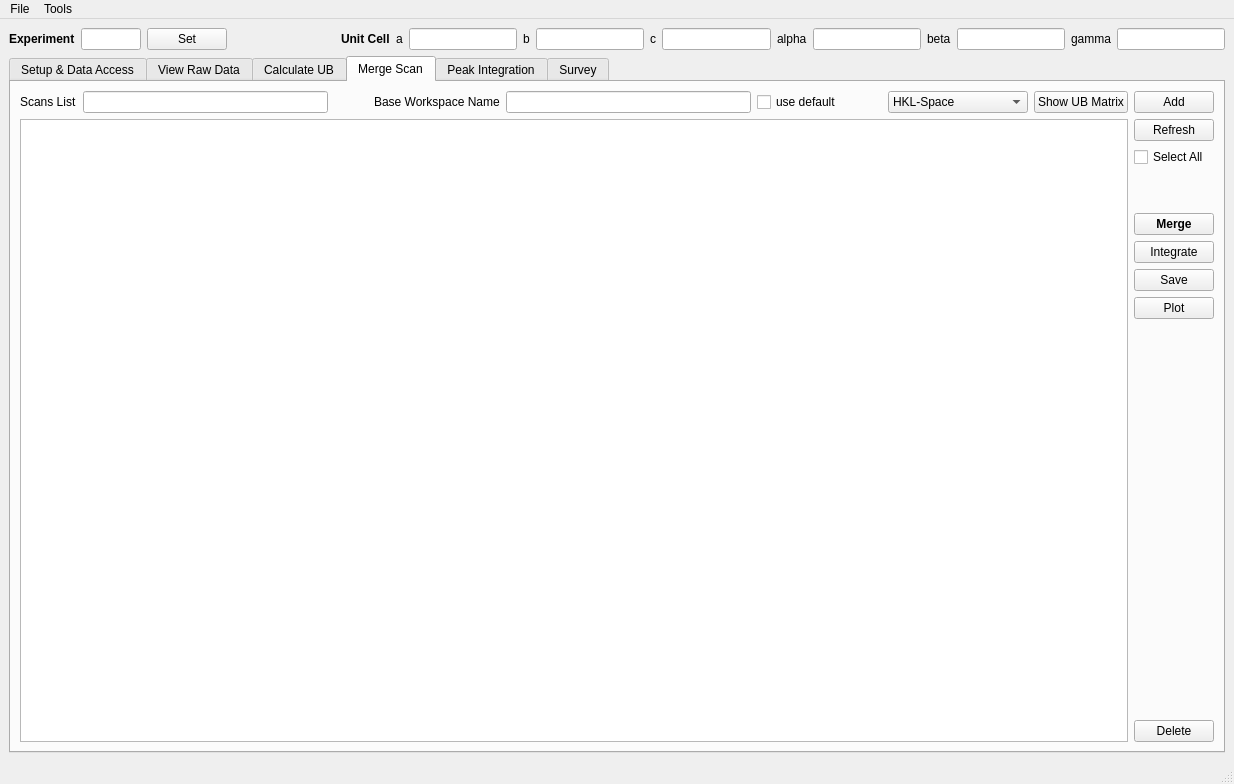
The window that scripts/HFIR_4Circle_Reduction/MainWindow.ui (mantidproject/mantid) describes before a commit, drawn with Qt 5.
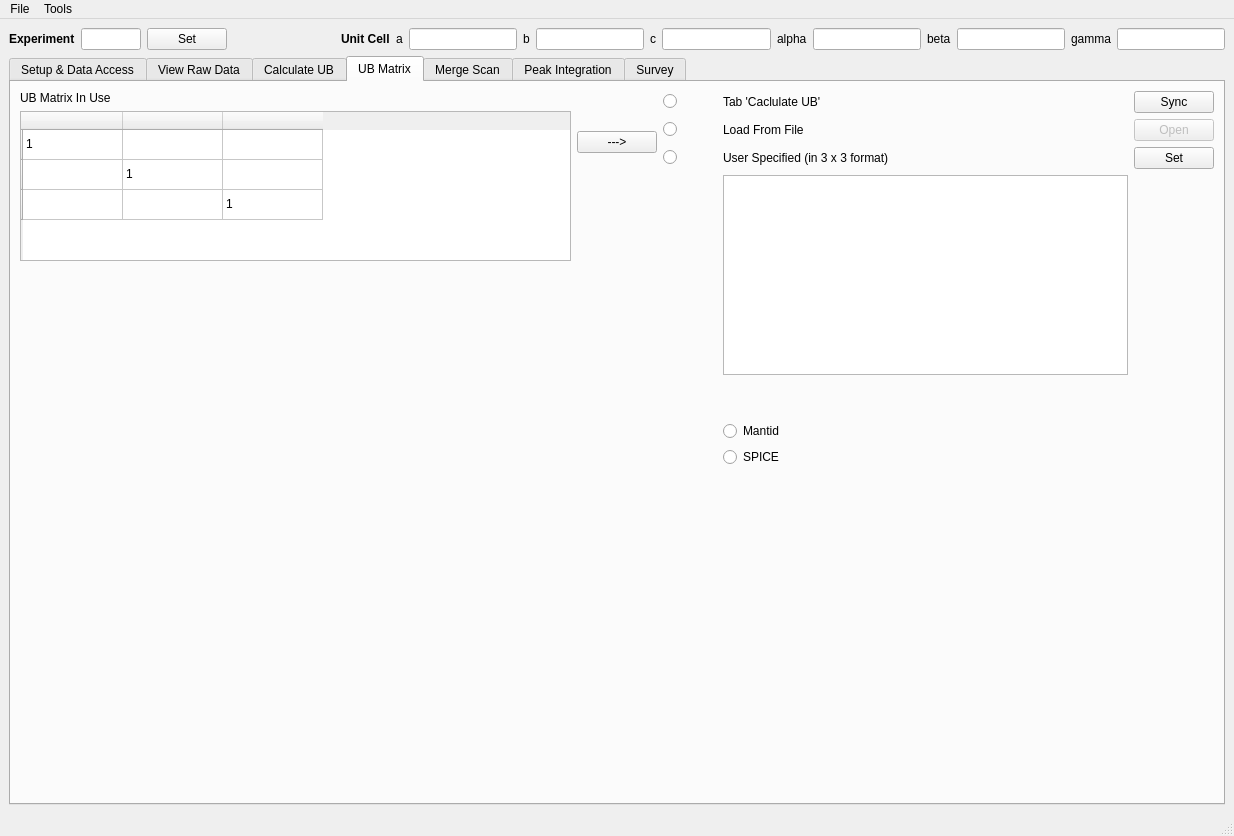
The same window after the commit. The open tabs and pages were chosen to show the change. Custom widgets are drawn as their Qt base class.

Commit message: Refs #14366 and #14031. Improved merging scans and peak integration.

Patch:
```diff
--- a/scripts/HFIR_4Circle_Reduction/MainWindow.ui
+++ b/scripts/HFIR_4Circle_Reduction/MainWindow.ui
@@ -7,7 +7,7 @@
     <x>0</x>
     <y>0</y>
     <width>1234</width>
-    <height>784</height>
+    <height>836</height>
    </rect>
   </property>
   <property name="windowTitle">
@@ -1862,6 +1862,325 @@
             </item>
            </layout>
           </widget>
+          <widget class="QWidget" name="tab_5">
+           <attribute name="title">
+            <string>UB Matrix</string>
+           </attribute>
+           <layout class="QHBoxLayout" name="horizontalLayout_2">
+            <item>
+             <layout class="QVBoxLayout" name="verticalLayout_14">
+              <item>
+               <widget class="QLabel" name="label_3">
+                <property name="text">
+                 <string>UB Matrix In Use</string>
+                </property>
+               </widget>
+              </item>
+              <item>
+               <widget class="UBMatrixTable" name="tableWidget_ubInUse">
+                <property name="sizePolicy">
+                 <sizepolicy hsizetype="Expanding" vsizetype="Expanding">
+                  <horstretch>0</horstretch>
+                  <verstretch>0</verstretch>
+                 </sizepolicy>
+                </property>
+                <property name="maximumSize">
+                 <size>
+                  <width>16777215</width>
+                  <height>150</height>
+                 </size>
+                </property>
+                <row>
+                 <property name="text">
+                  <string/>
+                 </property>
+                </row>
+                <row>
+                 <property name="text">
+                  <string/>
+                 </property>
+                </row>
+                <row>
+                 <property name="text">
+                  <string/>
+                 </property>
+                </row>
+                <column>
+                 <property name="text">
+                  <string/>
+                 </property>
+                </column>
+                <column>
+                 <property name="text">
+                  <string/>
+                 </property>
+                </column>
+                <column>
+                 <property name="text">
+                  <string/>
+                 </property>
+                </column>
+                <item row="0" column="0">
+                 <property name="text">
+                  <string>1</string>
+                 </property>
+                </item>
+                <item row="1" column="1">
+                 <property name="text">
+                  <string>1</string>
+                 </property>
+                </item>
+                <item row="2" column="2">
+                 <property name="text">
+                  <string>1</string>
+                 </property>
+                </item>
+               </widget>
+              </item>
+              <item>
+               <spacer name="verticalSpacer_14">
+                <property name="orientation">
+                 <enum>Qt::Vertical</enum>
+                </property>
+                <property name="sizeType">
+                 <enum>QSizePolicy::Preferred</enum>
+                </property>
+                <property name="sizeHint" stdset="0">
+                 <size>
+                  <width>20</width>
+                  <height>40</height>
+                 </size>
+                </property>
+               </spacer>
+              </item>
+              <item>
+               <spacer name="verticalSpacer_17">
+                <property name="orientation">
+                 <enum>Qt::Vertical</enum>
+                </property>
+                <property name="sizeHint" stdset="0">
+                 <size>
+                  <width>20</width>
+                  <height>40</height>
+                 </size>
+                </property>
+               </spacer>
+              </item>
+             </layout>
+            </item>
+            <item>
+             <layout class="QVBoxLayout" name="verticalLayout_15">
+              <item>
+               <spacer name="verticalSpacer_22">
+                <property name="orientation">
+                 <enum>Qt::Vertical</enum>
+                </property>
+                <property name="sizeType">
+                 <enum>QSizePolicy::Minimum</enum>
+                </property>
+                <property name="sizeHint" stdset="0">
+                 <size>
+                  <width>20</width>
+                  <height>40</height>
+                 </size>
+                </property>
+               </spacer>
+              </item>
+              <item>
+               <widget class="QPushButton" name="pushButton_showUB2Edit">
+                <property name="text">
+                 <string>---&gt;</string>
+                </property>
+               </widget>
+              </item>
+              <item>
+               <spacer name="verticalSpacer_21">
+                <property name="orientation">
+                 <enum>Qt::Vertical</enum>
+                </property>
+                <property name="sizeHint" stdset="0">
+                 <size>
+                  <width>20</width>
+                  <height>40</height>
+                 </size>
+                </property>
+               </spacer>
+              </item>
+             </layout>
+            </item>
+            <item>
+             <layout class="QGridLayout" name="gridLayout_17">
+              <item row="1" column="2">
+               <widget class="QLabel" name="label_36">
+                <property name="text">
+                 <string>Load From File</string>
+                </property>
+               </widget>
+              </item>
+              <item row="7" column="2">
+               <spacer name="verticalSpacer_20">
+                <property name="orientation">
+                 <enum>Qt::Vertical</enum>
+                </property>
+                <property name="sizeHint" stdset="0">
+                 <size>
+                  <width>20</width>
+                  <height>40</height>
+                 </size>
+                </property>
+               </spacer>
+              </item>
+              <item row="5" column="2">
+               <widget class="QRadioButton" name="radioButton_ubMantidStyle">
+                <property name="text">
+                 <string>Mantid</string>
+                </property>
+               </widget>
+              </item>
+              <item row="0" column="0">
+               <widget class="QRadioButton" name="radioButton_ubFromTab1">
+                <property name="text">
+                 <string/>
+                </property>
+               </widget>
+              </item>
+              <item row="3" column="3">
+               <layout class="QVBoxLayout" name="verticalLayout_16">
+                <item>
+                 <spacer name="verticalSpacer_15">
+                  <property name="orientation">
+                   <enum>Qt::Vertical</enum>
+                  </property>
+                  <property name="sizeType">
+                   <enum>QSizePolicy::Preferred</enum>
+                  </property>
+                  <property name="sizeHint" stdset="0">
+                   <size>
+                    <width>20</width>
+                    <height>40</height>
+                   </size>
+                  </property>
+                 </spacer>
+                </item>
+               </layout>
+              </item>
+              <item row="3" column="2">
+               <widget class="QPlainTextEdit" name="plainTextEdit_ubInput">
+                <property name="sizePolicy">
+                 <sizepolicy hsizetype="Expanding" vsizetype="Expanding">
+                  <horstretch>0</horstretch>
+                  <verstretch>0</verstretch>
+                 </sizepolicy>
+                </property>
+                <property name="maximumSize">
+                 <size>
+                  <width>16777215</width>
+                  <height>200</height>
+                 </size>
+                </property>
+               </widget>
+              </item>
+              <item row="0" column="2">
+               <widget class="QLabel" name="label_35">
+                <property name="text">
+                 <string>Tab 'Caclulate UB'</string>
+                </property>
+               </widget>
+              </item>
+              <item row="0" column="1">
+               <spacer name="horizontalSpacer_18">
+                <property name="orientation">
+                 <enum>Qt::Horizontal</enum>
+                </property>
+                <property name="sizeType">
+                 <enum>QSizePolicy::Preferred</enum>
+                </property>
+                <property name="sizeHint" stdset="0">
+                 <size>
+                  <width>40</width>
+                  <height>20</height>
+                 </size>
+                </property>
+               </spacer>
+              </item>
+              <item row="2" column="0">
+               <widget class="QRadioButton" name="radioButton_ubFromList">
+                <property name="text">
+                 <string/>
+                </property>
+               </widget>
+              </item>
+              <item row="0" column="3">
+               <widget class="QPushButton" name="pushButton_syncUB">
+                <property name="toolTip">
+                 <string>&lt;html&gt;&lt;head/&gt;&lt;body&gt;&lt;p&gt;Synchronize UB matrix from tab 'Calculate UB'&lt;/p&gt;&lt;/body&gt;&lt;/html&gt;</string>
+                </property>
+                <property name="text">
+                 <string>Sync</string>
+                </property>
+               </widget>
+              </item>
+              <item row="2" column="3">
+               <widget class="QPushButton" name="pushButton_setUBSliceView">
+                <property name="toolTip">
+                 <string>&lt;html&gt;&lt;head/&gt;&lt;body&gt;&lt;p&gt;Set UB matrix from text edit below&lt;/p&gt;&lt;/body&gt;&lt;/html&gt;</string>
+                </property>
+                <property name="text">
+                 <string>Set</string>
+                </property>
+               </widget>
+              </item>
+              <item row="2" column="2">
+               <widget class="QLabel" name="label_28">
+                <property name="text">
+                 <string>User Specified (in 3 x 3 format)</string>
+                </property>
+               </widget>
+              </item>
+              <item row="6" column="2">
+               <widget class="QRadioButton" name="radioButton_ubSpiceStyle">
+                <property name="text">
+                 <string>SPICE</string>
+                </property>
+               </widget>
+              </item>
+              <item row="1" column="3">
+               <widget class="QPushButton" name="pushButton_openUBTextFile">
+                <property name="enabled">
+                 <bool>false</bool>
+                </property>
+                <property name="text">
+                 <string>Open</string>
+                </property>
+               </widget>
+              </item>
+              <item row="1" column="0">
+               <widget class="QRadioButton" name="radioButton_loadUBmatrix">
+                <property name="text">
+                 <string/>
+                </property>
+               </widget>
+              </item>
+              <item row="4" column="2">
+               <spacer name="verticalSpacer_16">
+                <property name="orientation">
+                 <enum>Qt::Vertical</enum>
+                </property>
+                <property name="sizeType">
+                 <enum>QSizePolicy::Preferred</enum>
+                </property>
+                <property name="sizeHint" stdset="0">
+                 <size>
+                  <width>20</width>
+                  <height>40</height>
+                 </size>
+                </property>
+               </spacer>
+              </item>
+             </layout>
+            </item>
+           </layout>
+          </widget>
           <widget class="QWidget" name="tab_advsetup">
            <attribute name="title">
             <string>Merge Scan</string>
@@ -1914,7 +2233,7 @@
               <item row="0" column="4">
                <widget class="QLineEdit" name="lineEdit_baseMergeMDName">
                 <property name="sizePolicy">
-                 <sizepolicy hsizetype="Expanding" vsizetype="Fixed">
+                 <sizepolicy hsizetype="Preferred" vsizetype="Fixed">
                   <horstretch>0</horstretch>
                   <verstretch>0</verstretch>
                  </sizepolicy>
@@ -1923,6 +2242,12 @@
               </item>
               <item row="0" column="1">
                <widget class="QLineEdit" name="lineEdit_listScansSliceView">
+                <property name="sizePolicy">
+                 <sizepolicy hsizetype="Preferred" vsizetype="Fixed">
+                  <horstretch>0</horstretch>
+                  <verstretch>0</verstretch>
+                 </sizepolicy>
+                </property>
                 <property name="toolTip">
                  <string>&lt;html&gt;&lt;head/&gt;&lt;body&gt;&lt;p&gt;List of scans and possibly Pt numbers.&lt;/p&gt;&lt;p&gt;&lt;br/&gt;&lt;/p&gt;&lt;p&gt;Example 1:&lt;/p&gt;&lt;p&gt;123, 125-130, 301, 304&lt;/p&gt;&lt;p&gt;It will integrate all Pts. in each scan&lt;/p&gt;&lt;p&gt;&lt;br/&gt;&lt;/p&gt;&lt;p&gt;Example 2:&lt;/p&gt;&lt;p&gt;123 (1, 2, 3, 4-10), 125-130, &lt;/p&gt;&lt;p&gt;It will integrate all Pts. in all scans excpet 123, which will have a selected few to be integrated&lt;/p&gt;&lt;p&gt;&lt;br/&gt;&lt;/p&gt;&lt;p&gt;Example 3:&lt;/p&gt;&lt;p&gt;123, 125-130, 301, 304 | 1, 2, 3-9&lt;/p&gt;&lt;p&gt;It will integrate selected Pts. in the previous one&lt;/p&gt;&lt;/body&gt;&lt;/html&gt;</string>
                 </property>
@@ -1968,7 +2293,7 @@
               <item row="0" column="5">
                <widget class="QCheckBox" name="checkBox">
                 <property name="text">
-                 <string>use default</string>
+                 <string>default</string>
                 </property>
                </widget>
               </item>
@@ -2027,8 +2352,8 @@
                <widget class="QPushButton" name="pushButton_process4SliceView">
                 <property name="font">
                  <font>
-                  <weight>75</weight>
-                  <bold>true</bold>
+                  <weight>50</weight>
+                  <bold>false</bold>
                  </font>
                 </property>
                 <property name="text">
@@ -2037,7 +2362,23 @@
                </widget>
               </item>
               <item>
-               <widget class="QPushButton" name="pushButton_readyToIntegratePeak">
+               <spacer name="verticalSpacer_23">
+                <property name="orientation">
+                 <enum>Qt::Vertical</enum>
+                </property>
+                <property name="sizeType">
+                 <enum>QSizePolicy::Preferred</enum>
+                </property>
+                <property name="sizeHint" stdset="0">
+                 <size>
+                  <width>20</width>
+                  <height>40</height>
+                 </size>
+                </property>
+               </spacer>
+              </item>
+              <item>
+               <widget class="QPushButton" name="pushButton_integratePeaks">
                 <property name="maximumSize">
                  <size>
                   <width>130</width>
@@ -2052,6 +2393,32 @@
                 </property>
                </widget>
               </item>
+              <item>
+               <widget class="QPushButton" name="pushButton_setupPeakIntegration">
+                <property name="toolTip">
+                 <string>&lt;html&gt;&lt;head/&gt;&lt;body&gt;&lt;p&gt;Switch to tab 'Peak Integrate' to set up options for peak integration&lt;/p&gt;&lt;/body&gt;&lt;/html&gt;</string>
+                </property>
+                <property name="text">
+                 <string>Set up</string>
+                </property>
+               </widget>
+              </item>
+              <item>
+               <spacer name="verticalSpacer_24">
+                <property name="orientation">
+                 <enum>Qt::Vertical</enum>
+                </property>
+                <property name="sizeType">
+                 <enum>QSizePolicy::Maximum</enum>
+                </property>
+                <property name="sizeHint" stdset="0">
+                 <size>
+                  <width>20</width>
+                  <height>40</height>
+                 </size>
+                </property>
+               </spacer>
+              </item>
               <item>
                <widget class="QPushButton" name="pushButton_saveMergedResult">
                 <property name="maximumSize">
@@ -2811,6 +3178,11 @@
   </action>
  </widget>
  <customwidgets>
+  <customwidget>
+   <class>UBMatrixTable</class>
+   <extends>QTableWidget</extends>
+   <header>hfctables.h</header>
+  </customwidget>
   <customwidget>
    <class>MplGraphicsView</class>
    <extends>QGraphicsView</extends>
@@ -2821,11 +3193,6 @@
    <extends>QTableWidget</extends>
    <header>hfctables.h</header>
   </customwidget>
-  <customwidget>
-   <class>UBMatrixTable</class>
-   <extends>QTableWidget</extends>
-   <header>hfctables.h</header>
-  </customwidget>
   <customwidget>
    <class>ProcessTableWidget</class>
    <extends>QTableWidget</extends>
```
Left out of the diff: 33 changed lines with no effect on the pictures. The commit also changes 2 other files.
